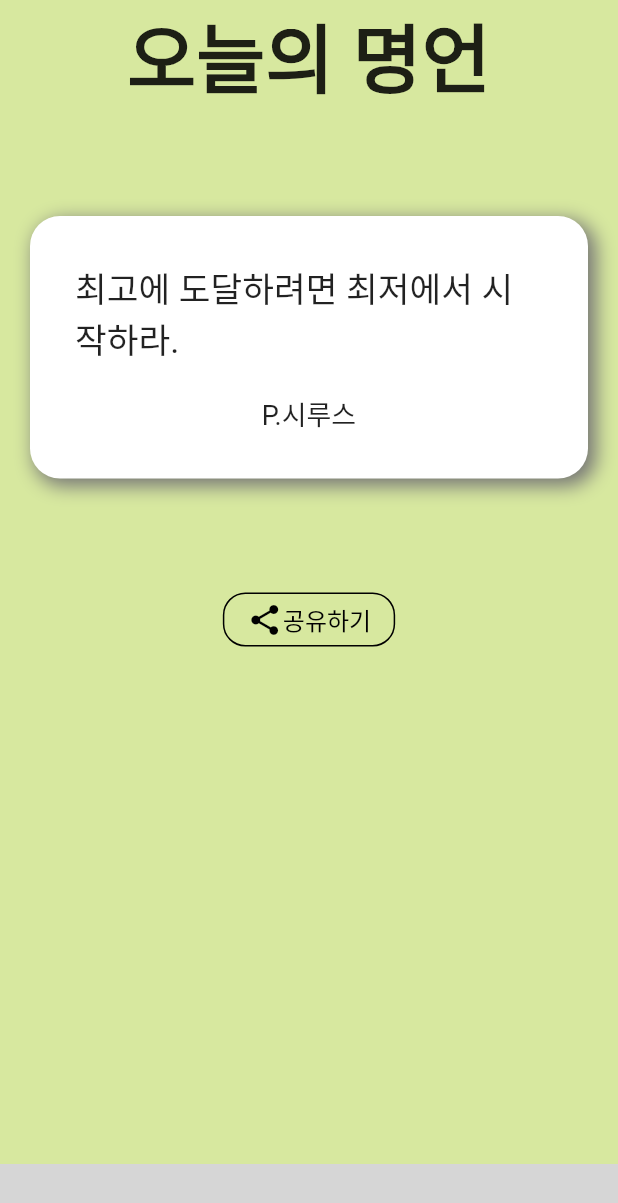
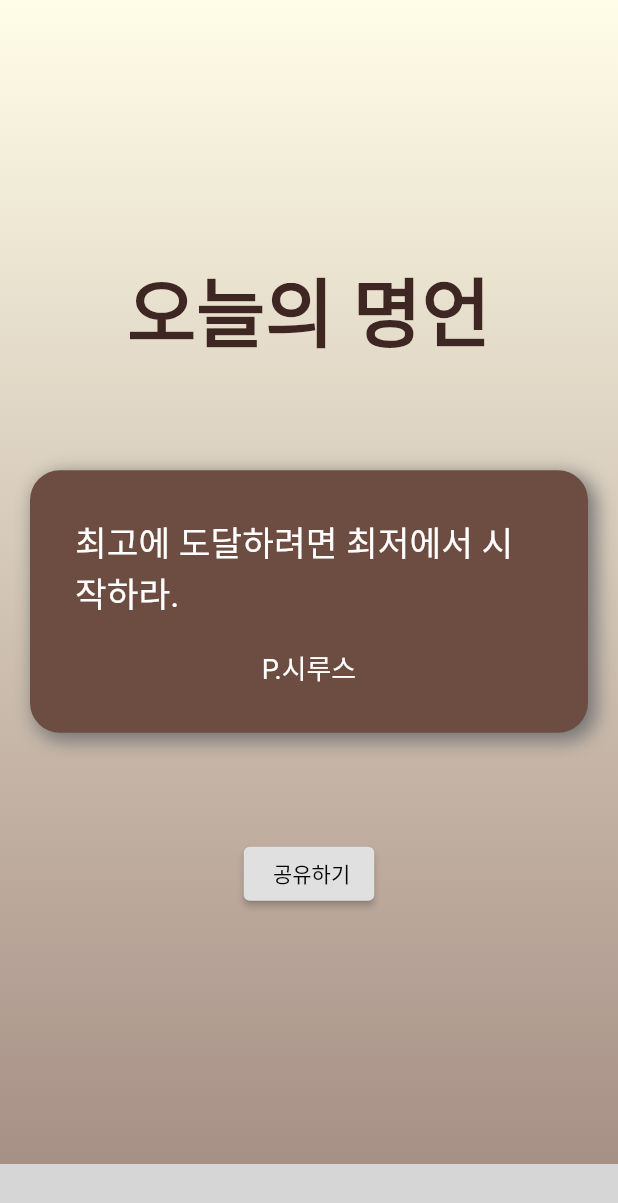
Before and after one commit to rlatjdyd7942/testbed, a Flutter app: the screen it shows after launch, on a phone screen of 412 x 824 dp. Shown: the top 1203 px of the screen. Run offline on Flutter 3.47's test engine with Material 2 defaults, Android fonts, the phone set to English and light mode, and no system bars; our stand-ins replace share; missing offline and left inert: admob_flutter; grey boxes are pictures that could not be loaded.

Commit message:
color changed; widget aligned; version 1.0.3

```diff
--- a/lib/famous_saying.dart
+++ b/lib/famous_saying.dart
@@ -15,7 +15,7 @@ class FamousSaying extends StatelessWidget {
     // ]);
     return Container(
       decoration: BoxDecoration(
-      color: Colors.white,
+      color: Colors.brown[600],
       borderRadius: BorderRadius.all(Radius.circular(20)),
       boxShadow: [
         BoxShadow(
@@ -28,9 +28,9 @@ class FamousSaying extends StatelessWidget {
       margin: EdgeInsets.all(20),
       padding: EdgeInsets.all(30),
       child: Column(mainAxisSize: MainAxisSize.min, children: [
-        Text(phrase, style: TextStyle(fontSize: 23)),
+        Text(phrase, style: TextStyle(fontSize: 23, color: Colors.white)),
         SizedBox(height: 20),
-        Text(speaker, style: TextStyle(fontSize: 18))
+        Text(speaker, style: TextStyle(fontSize: 18, color: Colors.white))
       ])
     );
   }
--- a/lib/main.dart
+++ b/lib/main.dart
@@ -21,8 +21,7 @@ class FamousSayingApp extends StatelessWidget {
     return MaterialApp(
         title: 'Flutter Demo',
         theme: ThemeData(
-            primarySwatch: primaryBlack,
-            scaffoldBackgroundColor: Color(0xffd7e89f)),
+            primarySwatch: primaryWhite, scaffoldBackgroundColor: Colors.white),
         home: FamousSayingPage(),
         debugShowCheckedModeBanner: false);
   }
@@ -94,145 +93,66 @@ class _FamousSayingPageState extends State<FamousSayingPage> {
     }
   }
 
-
   @override
   Widget build(BuildContext context) {
     return Scaffold(
-        body: FutureBuilder(
+        body: Center(
+            child: Container(
+              decoration:  BoxDecoration(
+                gradient: LinearGradient(
+                  begin: Alignment.topCenter,
+                  end: Alignment.bottomCenter,
+                  colors: [Colors.yellow[50], Colors.brown[300]])
+              ),
+              child: Column(mainAxisSize: MainAxisSize.max, children: [
+      Row(
+        mainAxisSize: MainAxisSize.max,
+        mainAxisAlignment: MainAxisAlignment.end,
+        children: [
+
+        ]
+      ),
+      Expanded(
+          child: FutureBuilder(
               future: FamousSayingFactory.instance.create(context),
-            builder: (BuildContext context, AsyncSnapshot snapshot) {
-              if (snapshot.hasData) {
+              builder: (context, snapshot) {
+                if (snapshot.hasData == false) {
+                  return CircularProgressIndicator();
+                }
                 FamousSaying fs = snapshot.data;
-                print(fs.phrase);
-                return Center(
-                    child: Column(mainAxisSize: MainAxisSize.min, children: [
+                return Column(
+                    mainAxisSize: MainAxisSize.max,
+                    mainAxisAlignment: MainAxisAlignment.center,
+                    children: [
                       Text("오늘의 명언",
-                      style:
-                          TextStyle(fontSize: 50, fontWeight: FontWeight.bold)),
+                          style: TextStyle(
+                              fontSize: 50, fontWeight: FontWeight.bold, color: Colors.brown[900])),
                       SizedBox(height: 50),
                       fs,
                       SizedBox(height: 50),
-                  OutlineButton(
-                      color: Colors.black,
-                      shape: RoundedRectangleBorder(
-                          borderRadius: BorderRadius.circular(15)),
-                      borderSide: BorderSide(
-                          color: Colors.black,
-                          style: BorderStyle.solid,
-                          width: 1),
-                      child: Row(mainAxisSize: MainAxisSize.min, children: [
-                        Icon(Icons.share, color: Colors.black),
-                        Text("공유하기",
-                            style: TextStyle(fontSize: 16, color: Colors.black))
-                      ]),
+                      ElevatedButton(
+                        style: ButtonStyle(backgroundColor: MaterialStateProperty.all<Color>(Colors.grey[300])),
                           onPressed: () {
                             Share.share(fs.getShareString());
-                      }),
-                  Expanded(child: SizedBox()),
+                          },
+                          child: Text(" 공유하기",
+                              style: TextStyle(
+                                  fontSize: 14, color: Colors.black))),
+                    ]);
+              })),
       AdmobBanner(
         adUnitId: 'ca-app-pub-3940256099942544/6300978111',
         adSize: bannerSize,
-                    listener: (AdmobAdEvent event,
-                        Map<String, dynamic> args) {
+        listener: (AdmobAdEvent event, Map<String, dynamic> args) {
           handleEvent(event, args, 'Banner');
         },
-                    onBannerCreated:
-                        (AdmobBannerController controller) {
+        onBannerCreated: (AdmobBannerController controller) {
           // Dispose is called automatically for you when Flutter removes the banner from the widget tree.
           // Normally you don't need to worry about disposing this yourself, it's handled.
           // If you need direct access to dispose, this is your guy!
           // controller.dispose();
         },
       ),
-                ]));
-              } else {
-                return Container();
-              }
-            }));
+    ]))));
   }
 }
-
-class MyApp extends StatelessWidget {
-  // This widget is the root of your application.
-  @override
-  Widget build(BuildContext context) {
-    return MaterialApp(
-      title: 'Flutter Demo',
-      theme: ThemeData(
-        primarySwatch: Colors.blue,
-      ),
-      home: MyHomePage(title: 'Flutter Demo Home Page'),
-    );
-  }
-}
-
-class MyHomePage extends StatefulWidget {
-  MyHomePage({Key key, this.title}) : super(key: key);
-
-  // This widget is the home page of your application. It is stateful, meaning
-  // that it has a State object (defined below) that contains fields that affect
-  // how it looks.
-
-  // This class is the configuration for the state. It holds the values (in this
-  // case the title) provided by the parent (in this case the App widget) and
-  // used by the build method of the State. Fields in a Widget subclass are
-  // always marked "final".
-
-  final String title;
-
-  @override
-  _MyHomePageState createState() => _MyHomePageState();
-}
-
-class _MyHomePageState extends State<MyHomePage> {
-  int _counter = 0;
-
-  void _incrementCounter() {
-    setState(() {
-      // This call to setState tells the Flutter framework that something has
-      // changed in this State, which causes it to rerun the build method below
-      // so that the display can reflect the updated values. If we changed
-      // _counter without calling setState(), then the build method would not be
-      // called again, and so nothing would appear to happen.
-      _counter++;
-    });
-  }
-
-  @override
-  Widget build(BuildContext context) {
-    // This method is rerun every time setState is called, for instance as done
-    // by the _incrementCounter method above.
-    //
-    // The Flutter framework has been optimized to make rerunning build methods
-    // fast, so that you can just rebuild anything that needs updating rather
-    // than having to individually change instances of widgets.
-    return Scaffold(
-      appBar: AppBar(
-        // Here we take the value from the MyHomePage object that was created by
-        // the App.build method, and use it to set our appbar title.
-        title: Text(widget.title),
-      ),
-      body: Center(
-        // Center is a layout widget. It takes a single child and positions it
-        // in the middle of the parent.
-        child: Column(
-          mainAxisAlignment: MainAxisAlignment.center,
-          children: <Widget>[
-            Text(
-              'You have pushed the button this many times:',
-            ),
-            Text(
-              '$_counter',
-              style: Theme.of(context).textTheme.headline4,
-            ),
-          ],
-        ),
-      ),
-      floatingActionButton: FloatingActionButton(
-        onPressed: _incrementCounter,
-        tooltip: 'Increment',
-        child: Icon(Icons.add),
-      ), // This trailing comma makes auto-formatting nicer for build methods.
-    );
-  }
-}
--- a/lib/my_color.dart
+++ b/lib/my_color.dart
@@ -1,18 +1,18 @@
 import 'package:flutter/material.dart';
 
-const MaterialColor primaryBlack = MaterialColor(
-  _blackPrimaryValue,
+const MaterialColor primaryWhite = MaterialColor(
+  _whitePrimaryValue,
   <int, Color>{
-    50: Color(0xFF000000),
-    100: Color(0xFF000000),
-    200: Color(0xFF000000),
-    300: Color(0xFF000000),
-    400: Color(0xFF000000),
-    500: Color(_blackPrimaryValue),
-    600: Color(0xFF000000),
-    700: Color(0xFF000000),
-    800: Color(0xFF000000),
-    900: Color(0xFF000000),
+    50: Color(0xFFEEEEEE),
+    100: Color(0xFFEEEEEE),
+    200: Color(0xFFEEEEEE),
+    300: Color(0xFFEEEEEE),
+    400: Color(0xFFEEEEEE),
+    500: Color(_whitePrimaryValue),
+    600: Color(0xFFEEEEEE),
+    700: Color(0xFFEEEEEE),
+    800: Color(0xFFEEEEEE),
+    900: Color(0xFFEEEEEE),
   },
 );
-const int _blackPrimaryValue = 0xFF000000;
+const int _whitePrimaryValue = 0xFFEEEEEE;
--- a/pubspec.yaml
+++ b/pubspec.yaml
@@ -15,7 +15,7 @@ publish_to: 'none' # Remove this line if you wish to publish to pub.dev
 # In iOS, build-name is used as CFBundleShortVersionString while build-number used as CFBundleVersion.
 # Read more about iOS versioning at
 # https://developer.apple.com/library/archive/documentation/General/Reference/InfoPlistKeyReference/Articles/CoreFoundationKeys.html
-version: 1.0.2+3
+version: 1.0.3+4
 
 environment:
   sdk: ">=2.7.0 <3.0.0"
```
Also changed, not shown: 1 other file. Lines whose indentation alone changed are shown as unchanged.
